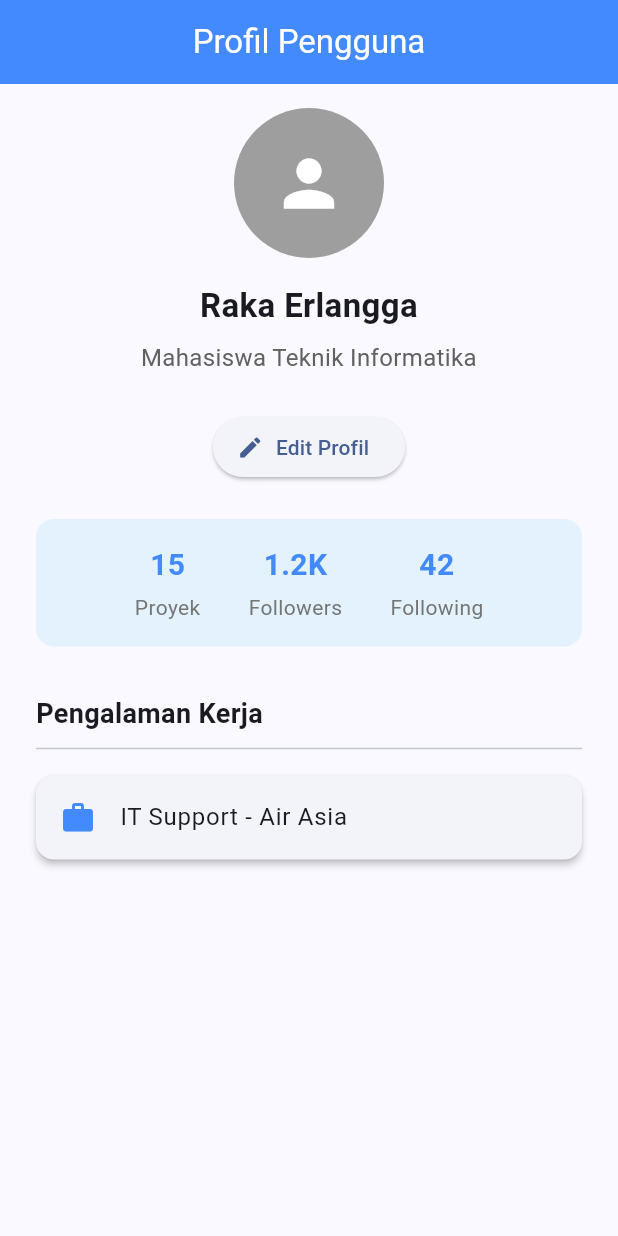
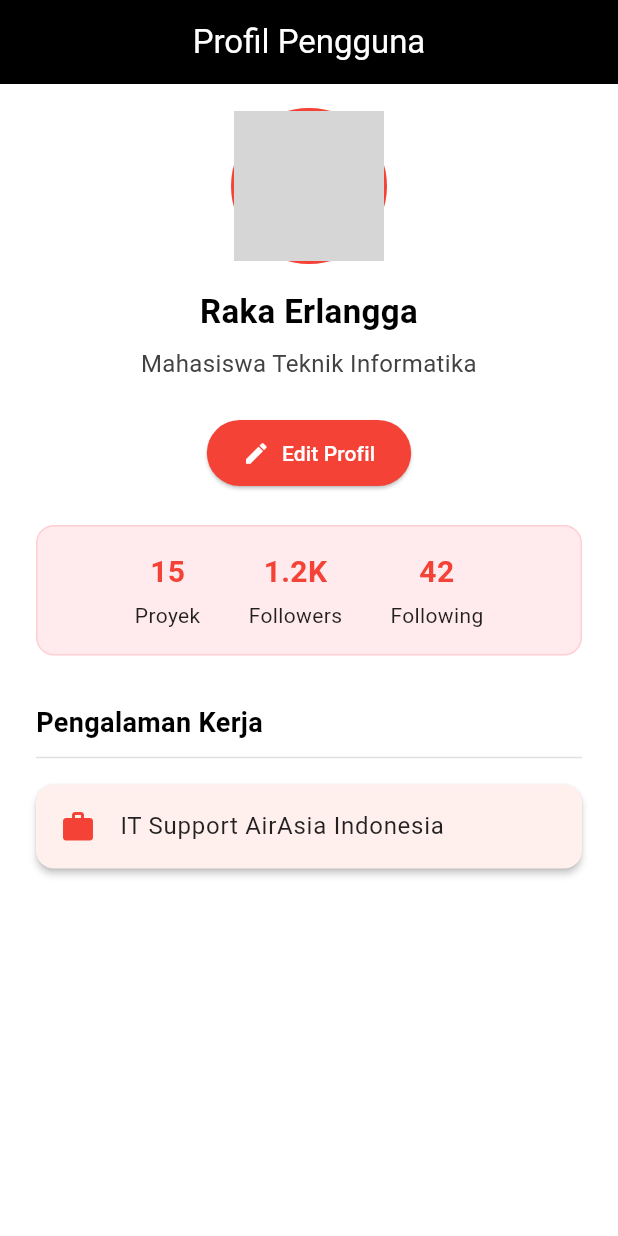
Before and after one commit to Reimonst/Commit-Management-4Day, a Flutter app: the screen it shows after launch, on a phone screen of 412 x 824 dp. Run offline on Flutter 3.47's test engine with Material 3 defaults, Android fonts, the phone set to English and light mode, and no system bars; network calls fail; grey boxes are pictures that could not be loaded.

Commit message:
style: update theme color to red-black and add profile photo

```diff
--- a/lib/main.dart
+++ b/lib/main.dart
@@ -13,7 +13,12 @@ class MainApp extends StatelessWidget {
       debugShowCheckedModeBanner: false,
       title: 'Aplikasi Profil',
       theme: ThemeData(
-        colorScheme: ColorScheme.fromSeed(seedColor: Colors.blueAccent),
+        // Tema utama menggunakan aksen Merah & Hitam
+        colorScheme: ColorScheme.fromSeed(
+          seedColor: Colors.red,
+          primary: Colors.red,
+        ),
+        scaffoldBackgroundColor: Colors.white,
       ),
       home: const ProfilePage(),
     );
@@ -26,8 +31,10 @@ class ProfilePage extends StatelessWidget {
   final String userName = 'Raka Erlangga';
   final String role = 'Mahasiswa Teknik Informatika';
 
+  final String photoUrl = 'https://th.bing.com/th/id/OIP.Ff7yTRxc28FnT_g7HOH5LgHaHh?w=168&h=180&c=7&r=0&o=7&dpr=1.5&pid=1.7&rm=3';
+
   final List<String> experiences = const [
-    'IT Support - Air Asia',
+    'IT Support AirAsia Indonesia'
   ];
 
   @override
@@ -36,7 +43,7 @@ class ProfilePage extends StatelessWidget {
       appBar: AppBar(
         title: const Text('Profil Pengguna'),
         centerTitle: true,
-        backgroundColor: Colors.blueAccent,
+        backgroundColor: Colors.black, // Kombinasi AppBar Hitam
         foregroundColor: Colors.white,
       ),
       body: Padding(
@@ -44,18 +51,27 @@ class ProfilePage extends StatelessWidget {
         child: Column(
           children: [
             const SizedBox(width: double.infinity),
-            const ProfileAvatar(),
+
+            // ProfileAvatar dengan parameter foto
+            ProfileAvatar(imageUrl: photoUrl),
+
             const SizedBox(height: 16),
             ProfileInfo(userName: userName, role: role),
             const SizedBox(height: 24),
 
-            // Tombol Edit Profil dengan aksi SnackBar
+            // Tombol Merah dengan Teks Putih
             ElevatedButton.icon(
+              style: ElevatedButton.styleFrom(
+                backgroundColor: Colors.red,
+                foregroundColor: Colors.white,
+                padding: const EdgeInsets.symmetric(horizontal: 24, vertical: 12),
+              ),
               onPressed: () {
                 ScaffoldMessenger.of(context).showSnackBar(
                   const SnackBar(
                     content: Text('Fitur edit belum aktif pada modul statis.'),
                     behavior: SnackBarBehavior.floating,
+                    backgroundColor: Colors.black, // SnackBar Hitam
                   ),
                 );
               },
@@ -71,10 +87,10 @@ class ProfilePage extends StatelessWidget {
               alignment: Alignment.centerLeft,
               child: Text(
                 'Pengalaman Kerja',
-                style: TextStyle(fontSize: 18, fontWeight: FontWeight.bold),
+                style: TextStyle(fontSize: 18, fontWeight: FontWeight.bold, color: Colors.black),
               ),
             ),
-            const Divider(height: 20, thickness: 1),
+            const Divider(height: 20, thickness: 1, color: Colors.black12),
 
             Expanded(
               child: ListView.builder(
@@ -91,14 +107,25 @@ class ProfilePage extends StatelessWidget {
   }
 }
 
+// ------------------------------------------
+// Custom Widgets
+// ------------------------------------------
+
 class ProfileAvatar extends StatelessWidget {
-  const ProfileAvatar({super.key});
+  final String imageUrl;
+
+  const ProfileAvatar({super.key, required this.imageUrl});
+
   @override
   Widget build(BuildContext context) {
-    return const CircleAvatar(
-      radius: 50,
-      backgroundColor: Colors.grey,
-      child: Icon(Icons.person, size: 50, color: Colors.white),
+    return CircleAvatar(
+      radius: 52,
+      backgroundColor: Colors.red, // Ring/Border Merah
+      child: CircleAvatar(
+        radius: 50,
+        backgroundColor: Colors.grey[300],
+        backgroundImage: NetworkImage(imageUrl), // Menggunakan gambar dari Internet
+      ),
     );
   }
 }
@@ -107,13 +134,22 @@ class ProfileInfo extends StatelessWidget {
   final String userName;
   final String role;
   const ProfileInfo({super.key, required this.userName, required this.role});
+
   @override
   Widget build(BuildContext context) {
     return Column(
       children: [
-        Text(userName, style: const TextStyle(fontSize: 22, fontWeight: FontWeight.bold), textAlign: TextAlign.center),
+        Text(
+          userName,
+          style: const TextStyle(fontSize: 22, fontWeight: FontWeight.bold, color: Colors.black),
+          textAlign: TextAlign.center,
+        ),
         const SizedBox(height: 8),
-        Text(role, style: TextStyle(fontSize: 16, color: Colors.grey[700]), textAlign: TextAlign.center),
+        Text(
+          role,
+          style: TextStyle(fontSize: 16, color: Colors.grey[800]),
+          textAlign: TextAlign.center,
+        ),
       ],
     );
   }
@@ -121,11 +157,16 @@ class ProfileInfo extends StatelessWidget {
 
 class ProfileStats extends StatelessWidget {
   const ProfileStats({super.key});
+
   @override
   Widget build(BuildContext context) {
     return Container(
       padding: const EdgeInsets.symmetric(vertical: 16),
-      decoration: BoxDecoration(color: Colors.blue[50], borderRadius: BorderRadius.circular(12)),
+      decoration: BoxDecoration(
+        color: Colors.red[50], // Background lembut merah muda
+        borderRadius: BorderRadius.circular(12),
+        border: Border.all(color: Colors.red.shade100),
+      ),
       child: const Row(
         mainAxisAlignment: MainAxisAlignment.center,
         children: [
@@ -144,13 +185,20 @@ class StatItem extends StatelessWidget {
   final String count;
   final String label;
   const StatItem({super.key, required this.count, required this.label});
+
   @override
   Widget build(BuildContext context) {
     return Column(
       children: [
-        Text(count, style: const TextStyle(fontSize: 20, fontWeight: FontWeight.bold, color: Colors.blueAccent)),
+        Text(
+          count,
+          style: const TextStyle(fontSize: 20, fontWeight: FontWeight.bold, color: Colors.red),
+        ),
         const SizedBox(height: 4),
-        Text(label, style: TextStyle(fontSize: 14, color: Colors.grey[600])),
+        Text(
+          label,
+          style: const TextStyle(fontSize: 14, color: Colors.black87),
+        ),
       ],
     );
   }
@@ -159,14 +207,18 @@ class StatItem extends StatelessWidget {
 class ExperienceCard extends StatelessWidget {
   final String experience;
   const ExperienceCard({super.key, required this.experience});
+
   @override
   Widget build(BuildContext context) {
     return Card(
       elevation: 2,
       margin: const EdgeInsets.symmetric(vertical: 8),
       child: ListTile(
-        leading: const Icon(Icons.work, color: Colors.blueAccent),
-        title: Text(experience),
+        leading: const Icon(Icons.work, color: Colors.red), // Ikon Merah
+        title: Text(
+          experience,
+          style: const TextStyle(color: Colors.black87),
+        ),
       ),
     );
   }
```
